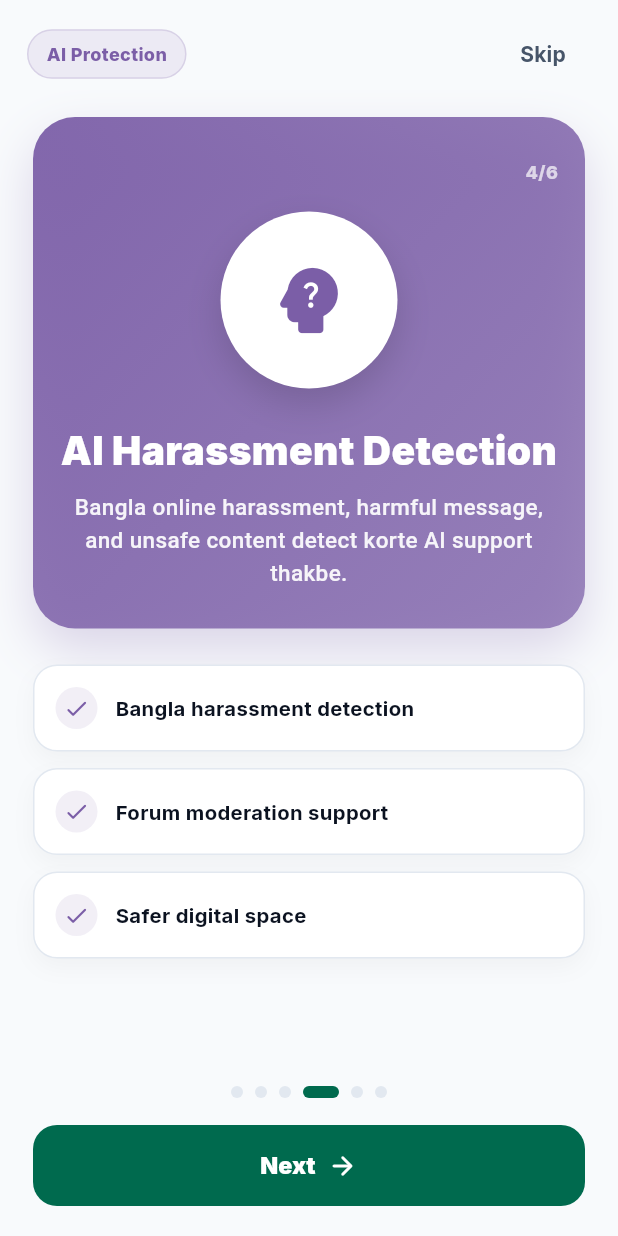
After one commit to MdSajidRahman23/SaferHerBD_Frontend, a Flutter app: the OnboardingScreen screen opened by its route, swiped to page 4, on a phone screen of 412 x 824 dp. The commit adds this screen. Run offline on Flutter 3.47's test engine with Material 3 defaults, Android fonts, the phone set to English and light mode, and no system bars; our stand-ins replace connectivity_plus, flutter_local_notifications, flutter_map, geolocator, google_fonts, latlong2 and 1 more; accounts and stored records are empty.

Commit message:
Add onboarding flow

```diff
--- a/lib/main.dart
+++ b/lib/main.dart
@@ -1,3 +1,4 @@
+import 'screens/onboarding/onboarding_screen.dart';
 import 'dart:async';
 import 'package:flutter/material.dart';
 import 'package:flutter/services.dart';
@@ -24,7 +25,7 @@ void main() async {
     statusBarIconBrightness: Brightness.dark,
   ));
 
-  // Initialize FCM in the background — never block app launch on this
+  // Initialize FCM in the background â€” never block app launch on this
   // (it gracefully no-ops if Firebase isn't configured)
   unawaited(NotificationService().initialize());
 
@@ -42,14 +43,15 @@ class SafeHerApp extends StatelessWidget {
       theme: AppTheme.light,
       initialRoute: '/welcome',
       routes: {
-        '/welcome':       (_) => const WelcomeScreen(),
-        '/':              (_) => const WelcomeScreen(),
-        '/login':         (_) => const LoginScreen(),
-        '/register':      (_) => const RegisterScreen(),
-        '/home':          (_) => const MainShell(),
-        '/sos':           (_) => const SosScreen(),
-        '/sos-history':   (_) => const SosHistoryScreen(),
-        '/profile':       (_) => const ProfileScreen(),
+        '/welcome': (_) => const WelcomeScreen(),
+        '/': (_) => const WelcomeScreen(),
+        '/onboarding': (_) => const OnboardingScreen(),
+        '/login': (_) => const LoginScreen(),
+        '/register': (_) => const RegisterScreen(),
+        '/home': (_) => const MainShell(),
+        '/sos': (_) => const SosScreen(),
+        '/sos-history': (_) => const SosHistoryScreen(),
+        '/profile': (_) => const ProfileScreen(),
         '/notifications': (_) => const NotificationsScreen(),
       },
     );
--- /dev/null
+++ b/lib/screens/onboarding/onboarding_screen.dart
@@ -0,0 +1,467 @@
+import 'package:flutter/material.dart';
+import 'package:google_fonts/google_fonts.dart';
+import 'package:shared_preferences/shared_preferences.dart';
+
+import '../../services/auth_service.dart';
+import '../../utils/constants.dart';
+
+class OnboardingScreen extends StatefulWidget {
+  const OnboardingScreen({super.key});
+
+  @override
+  State<OnboardingScreen> createState() => _OnboardingScreenState();
+}
+
+class _OnboardingScreenState extends State<OnboardingScreen> {
+  static const String _doneKey = 'sh_onboarding_done';
+
+  final PageController _controller = PageController();
+  final AuthService _auth = AuthService();
+
+  int _pageIndex = 0;
+
+  static const List<_OnboardingItem> _pages = [
+    _OnboardingItem(
+      badge: 'Welcome',
+      title: 'Welcome to SafeHer Bangladesh',
+      subtitle:
+          'Your personal safety companion for emergency help, safer routes, and digital support.',
+      icon: Icons.shield_rounded,
+      color: AppColors.green,
+      points: [
+        'Emergency safety support',
+        'Safer travel guidance',
+        'Community and legal help',
+      ],
+    ),
+    _OnboardingItem(
+      badge: 'SOS Alert',
+      title: 'Emergency SOS Alert',
+      subtitle:
+          'Danger feel korle one-tap SOS diye trusted contacts and emergency support ke alert pathate parben.',
+      icon: Icons.sos_rounded,
+      color: AppColors.red,
+      points: [
+        'Quick SOS trigger',
+        'Location sharing support',
+        'Offline queue and retry system',
+      ],
+    ),
+    _OnboardingItem(
+      badge: 'Safe Route',
+      title: 'Find Safer Routes',
+      subtitle:
+          'AI-based Safe Route Finder apnake lower-risk route choose korte help korbe.',
+      icon: Icons.route_rounded,
+      color: AppColors.green,
+      points: [
+        'Risk-based route suggestion',
+        'Crime hotspot awareness',
+        'Safer journey planning',
+      ],
+    ),
+    _OnboardingItem(
+      badge: 'AI Protection',
+      title: 'AI Harassment Detection',
+      subtitle:
+          'Bangla online harassment, harmful message, and unsafe content detect korte AI support thakbe.',
+      icon: Icons.psychology_alt_rounded,
+      color: AppColors.purple,
+      points: [
+        'Bangla harassment detection',
+        'Forum moderation support',
+        'Safer digital space',
+      ],
+    ),
+    _OnboardingItem(
+      badge: 'Mitra',
+      title: 'Mental Health & Chat Support',
+      subtitle:
+          'Stress, fear, anxiety, or unsafe situation e Mitra chatbot guidance and support dibe.',
+      icon: Icons.spa_rounded,
+      color: AppColors.blue,
+      points: [
+        '24/7 supportive chatbot',
+        'Safety guidance',
+        'Helpful crisis suggestions',
+      ],
+    ),
+    _OnboardingItem(
+      badge: 'Resources',
+      title: 'Community, Legal Help & Safety Info',
+      subtitle:
+          'Women-only community, legal resources, emergency contacts, and safety dashboard ek jaygay paben.',
+      icon: Icons.groups_rounded,
+      color: AppColors.amber,
+      points: [
+        'Women-only community forum',
+        'Bangladesh legal resources',
+        'City-wise safety information',
+      ],
+    ),
+  ];
+
+  bool get _isLast => _pageIndex == _pages.length - 1;
+
+  @override
+  void dispose() {
+    _controller.dispose();
+    super.dispose();
+  }
+
+  Future<void> _finish() async {
+    final prefs = await SharedPreferences.getInstance();
+    await prefs.setBool(_doneKey, true);
+
+    final loggedIn = await _auth.isLoggedIn();
+
+    if (!mounted) return;
+    Navigator.pushReplacementNamed(context, loggedIn ? '/home' : '/login');
+  }
+
+  void _next() {
+    if (_isLast) {
+      _finish();
+      return;
+    }
+
+    _controller.nextPage(
+      duration: const Duration(milliseconds: 320),
+      curve: Curves.easeOutCubic,
+    );
+  }
+
+  @override
+  Widget build(BuildContext context) {
+    final item = _pages[_pageIndex];
+
+    return Scaffold(
+      backgroundColor: AppColors.bg,
+      body: SafeArea(
+        child: Column(
+          children: [
+            Padding(
+              padding: const EdgeInsets.fromLTRB(18, 12, 18, 0),
+              child: Row(
+                children: [
+                  Container(
+                    padding:
+                        const EdgeInsets.symmetric(horizontal: 12, vertical: 7),
+                    decoration: BoxDecoration(
+                      color: item.color.withValues(alpha: 0.10),
+                      borderRadius: BorderRadius.circular(999),
+                      border:
+                          Border.all(color: item.color.withValues(alpha: 0.18)),
+                    ),
+                    child: Text(
+                      item.badge,
+                      style: GoogleFonts.inter(
+                        color: item.color,
+                        fontSize: 12,
+                        fontWeight: FontWeight.w800,
+                      ),
+                    ),
+                  ),
+                  const Spacer(),
+                  if (!_isLast)
+                    TextButton(
+                      onPressed: _finish,
+                      child: Text(
+                        'Skip',
+                        style: GoogleFonts.inter(
+                          color: AppColors.ink2,
+                          fontWeight: FontWeight.w700,
+                        ),
+                      ),
+                    ),
+                ],
+              ),
+            ),
+            Expanded(
+              child: PageView.builder(
+                controller: _controller,
+                itemCount: _pages.length,
+                onPageChanged: (index) => setState(() => _pageIndex = index),
+                itemBuilder: (context, index) {
+                  return _OnboardingPage(
+                    item: _pages[index],
+                    pageNumber: index + 1,
+                    totalPages: _pages.length,
+                  );
+                },
+              ),
+            ),
+            _BottomControls(
+              pageIndex: _pageIndex,
+              pageCount: _pages.length,
+              isLast: _isLast,
+              onNext: _next,
+            ),
+          ],
+        ),
+      ),
+    );
+  }
+}
+
+class _OnboardingPage extends StatelessWidget {
+  final _OnboardingItem item;
+  final int pageNumber;
+  final int totalPages;
+
+  const _OnboardingPage({
+    required this.item,
+    required this.pageNumber,
+    required this.totalPages,
+  });
+
+  @override
+  Widget build(BuildContext context) {
+    return SingleChildScrollView(
+      padding: const EdgeInsets.fromLTRB(22, 18, 22, 10),
+      child: Column(
+        children: [
+          Container(
+            width: double.infinity,
+            padding: const EdgeInsets.fromLTRB(18, 28, 18, 26),
+            decoration: BoxDecoration(
+              borderRadius: BorderRadius.circular(28),
+              gradient: LinearGradient(
+                colors: [
+                  item.color.withValues(alpha: 0.94),
+                  item.color.withValues(alpha: 0.72),
+                ],
+                begin: Alignment.topLeft,
+                end: Alignment.bottomRight,
+              ),
+              boxShadow: [
+                BoxShadow(
+                  color: item.color.withValues(alpha: 0.24),
+                  blurRadius: 28,
+                  offset: const Offset(0, 14),
+                ),
+              ],
+            ),
+            child: Column(
+              children: [
+                Align(
+                  alignment: Alignment.topRight,
+                  child: Text(
+                    '$pageNumber/$totalPages',
+                    style: GoogleFonts.inter(
+                      color: Colors.white70,
+                      fontWeight: FontWeight.w800,
+                      fontSize: 12,
+                    ),
+                  ),
+                ),
+                const SizedBox(height: 18),
+                Container(
+                  width: 118,
+                  height: 118,
+                  decoration: BoxDecoration(
+                    color: Colors.white,
+                    shape: BoxShape.circle,
+                    boxShadow: [
+                      BoxShadow(
+                        color: Colors.black.withValues(alpha: 0.14),
+                        blurRadius: 20,
+                        offset: const Offset(0, 10),
+                      ),
+                    ],
+                  ),
+                  child: Icon(item.icon, color: item.color, size: 58),
+                ),
+                const SizedBox(height: 26),
+                Text(
+                  item.title,
+                  textAlign: TextAlign.center,
+                  style: GoogleFonts.inter(
+                    color: Colors.white,
+                    fontSize: 26,
+                    height: 1.16,
+                    fontWeight: FontWeight.w900,
+                  ),
+                ),
+                const SizedBox(height: 12),
+                Text(
+                  item.subtitle,
+                  textAlign: TextAlign.center,
+                  style: GoogleFonts.hindSiliguri(
+                    color: Colors.white.withValues(alpha: 0.92),
+                    fontSize: 15,
+                    height: 1.45,
+                    fontWeight: FontWeight.w500,
+                  ),
+                ),
+              ],
+            ),
+          ),
+          const SizedBox(height: 24),
+          Column(
+            children: item.points
+                .map(
+                  (point) => _PointTile(
+                    text: point,
+                    color: item.color,
+                  ),
+                )
+                .toList(),
+          ),
+        ],
+      ),
+    );
+  }
+}
+
+class _PointTile extends StatelessWidget {
+  final String text;
+  final Color color;
+
+  const _PointTile({
+    required this.text,
+    required this.color,
+  });
+
+  @override
+  Widget build(BuildContext context) {
+    return Container(
+      margin: const EdgeInsets.only(bottom: 11),
+      padding: const EdgeInsets.all(14),
+      decoration: BoxDecoration(
+        color: Colors.white,
+        borderRadius: BorderRadius.circular(16),
+        border: Border.all(color: AppColors.line),
+        boxShadow: [
+          BoxShadow(
+            color: Colors.black.withValues(alpha: 0.035),
+            blurRadius: 12,
+            offset: const Offset(0, 6),
+          ),
+        ],
+      ),
+      child: Row(
+        children: [
+          Container(
+            width: 28,
+            height: 28,
+            decoration: BoxDecoration(
+              color: color.withValues(alpha: 0.10),
+              shape: BoxShape.circle,
+            ),
+            child: Icon(Icons.check_rounded, color: color, size: 18),
+          ),
+          const SizedBox(width: 12),
+          Expanded(
+            child: Text(
+              text,
+              style: GoogleFonts.inter(
+                color: AppColors.ink,
+                fontSize: 13.5,
+                fontWeight: FontWeight.w700,
+              ),
+            ),
+          ),
+        ],
+      ),
+    );
+  }
+}
+
+class _BottomControls extends StatelessWidget {
+  final int pageIndex;
+  final int pageCount;
+  final bool isLast;
+  final VoidCallback onNext;
+
+  const _BottomControls({
+    required this.pageIndex,
+    required this.pageCount,
+    required this.isLast,
+    required this.onNext,
+  });
+
+  @override
+  Widget build(BuildContext context) {
+    return Container(
+      padding: const EdgeInsets.fromLTRB(22, 12, 22, 20),
+      decoration: const BoxDecoration(
+        color: AppColors.bg,
+      ),
+      child: Column(
+        mainAxisSize: MainAxisSize.min,
+        children: [
+          Row(
+            mainAxisAlignment: MainAxisAlignment.center,
+            children: List.generate(
+              pageCount,
+              (index) => AnimatedContainer(
+                duration: const Duration(milliseconds: 220),
+                margin: const EdgeInsets.symmetric(horizontal: 4),
+                width: index == pageIndex ? 24 : 8,
+                height: 8,
+                decoration: BoxDecoration(
+                  color: index == pageIndex ? AppColors.green : AppColors.line,
+                  borderRadius: BorderRadius.circular(999),
+                ),
+              ),
+            ),
+          ),
+          const SizedBox(height: 18),
+          SizedBox(
+            width: double.infinity,
+            height: 54,
+            child: ElevatedButton(
+              onPressed: onNext,
+              style: ElevatedButton.styleFrom(
+                backgroundColor: isLast ? AppColors.red : AppColors.green,
+                foregroundColor: Colors.white,
+                elevation: 0,
+                shape: RoundedRectangleBorder(
+                  borderRadius: BorderRadius.circular(16),
+                ),
+              ),
+              child: Row(
+                mainAxisAlignment: MainAxisAlignment.center,
+                children: [
+                  Text(
+                    isLast ? 'Get Started' : 'Next',
+                    style: GoogleFonts.inter(
+                      fontSize: 15.5,
+                      fontWeight: FontWeight.w900,
+                    ),
+                  ),
+                  const SizedBox(width: 8),
+                  Icon(
+                    isLast
+                        ? Icons.rocket_launch_rounded
+                        : Icons.arrow_forward_rounded,
+                    size: 20,
+                  ),
+                ],
+              ),
+            ),
+          ),
+        ],
+      ),
+    );
+  }
+}
+
+class _OnboardingItem {
+  final String badge;
+  final String title;
+  final String subtitle;
+  final IconData icon;
+  final Color color;
+  final List<String> points;
+
+  const _OnboardingItem({
+    required this.badge,
+    required this.title,
+    required this.subtitle,
+    required this.icon,
+    required this.color,
+    required this.points,
+  });
+}
--- a/lib/screens/splash_screen.dart
+++ b/lib/screens/splash_screen.dart
@@ -1,17 +1,21 @@
 import 'package:flutter/material.dart';
 import 'package:google_fonts/google_fonts.dart';
+import 'package:shared_preferences/shared_preferences.dart';
 
 import '../services/auth_service.dart';
 import '../utils/constants.dart';
 
 class SplashScreen extends StatefulWidget {
   const SplashScreen({super.key});
+
   @override
   State<SplashScreen> createState() => _SplashScreenState();
 }
 
 class _SplashScreenState extends State<SplashScreen> {
-  final _auth = AuthService();
+  static const String _onboardingDoneKey = 'sh_onboarding_done';
+
+  final AuthService _auth = AuthService();
 
   @override
   void initState() {
@@ -20,9 +24,20 @@ class _SplashScreenState extends State<SplashScreen> {
   }
 
   Future<void> _decide() async {
-    await Future.delayed(const Duration(milliseconds: 800)); // brief logo display
+    await Future.delayed(const Duration(milliseconds: 800));
+
+    final prefs = await SharedPreferences.getInstance();
+    final onboardingDone = prefs.getBool(_onboardingDoneKey) ?? false;
+
     if (!mounted) return;
+
+    if (!onboardingDone) {
+      Navigator.pushReplacementNamed(context, '/onboarding');
+      return;
+    }
+
     final loggedIn = await _auth.isLoggedIn();
+
     if (!mounted) return;
     Navigator.pushReplacementNamed(context, loggedIn ? '/home' : '/login');
   }
@@ -32,27 +47,51 @@ class _SplashScreenState extends State<SplashScreen> {
     return Scaffold(
       backgroundColor: AppColors.green,
       body: Center(
-        child: Column(mainAxisAlignment: MainAxisAlignment.center, children: [
+        child: Column(
+          mainAxisAlignment: MainAxisAlignment.center,
+          children: [
             Container(
-            width: 90, height: 90,
+              width: 90,
+              height: 90,
               decoration: BoxDecoration(
                 color: Colors.white,
                 borderRadius: BorderRadius.circular(24),
               ),
-            child: const Icon(Icons.shield, color: AppColors.green, size: 50),
+              child: const Icon(
+                Icons.shield,
+                color: AppColors.green,
+                size: 50,
+              ),
             ),
             const SizedBox(height: 18),
-          Text('SafeHer',
-              style: GoogleFonts.inter(color: Colors.white, fontWeight: FontWeight.w900, fontSize: 30)),
+            Text(
+              'SafeHer',
+              style: GoogleFonts.inter(
+                color: Colors.white,
+                fontWeight: FontWeight.w900,
+                fontSize: 30,
+              ),
+            ),
             const SizedBox(height: 4),
-          Text('Bangladesh',
-              style: GoogleFonts.inter(color: Colors.white70, fontSize: 14, letterSpacing: 4)),
+            Text(
+              'Bangladesh',
+              style: GoogleFonts.inter(
+                color: Colors.white70,
+                fontSize: 14,
+                letterSpacing: 4,
+              ),
+            ),
             const SizedBox(height: 30),
             const SizedBox(
-            width: 24, height: 24,
-            child: CircularProgressIndicator(color: Colors.white, strokeWidth: 2),
+              width: 24,
+              height: 24,
+              child: CircularProgressIndicator(
+                color: Colors.white,
+                strokeWidth: 2,
               ),
-        ]),
+            ),
+          ],
+        ),
       ),
     );
   }
```
Lines whose indentation alone changed are shown as unchanged.
